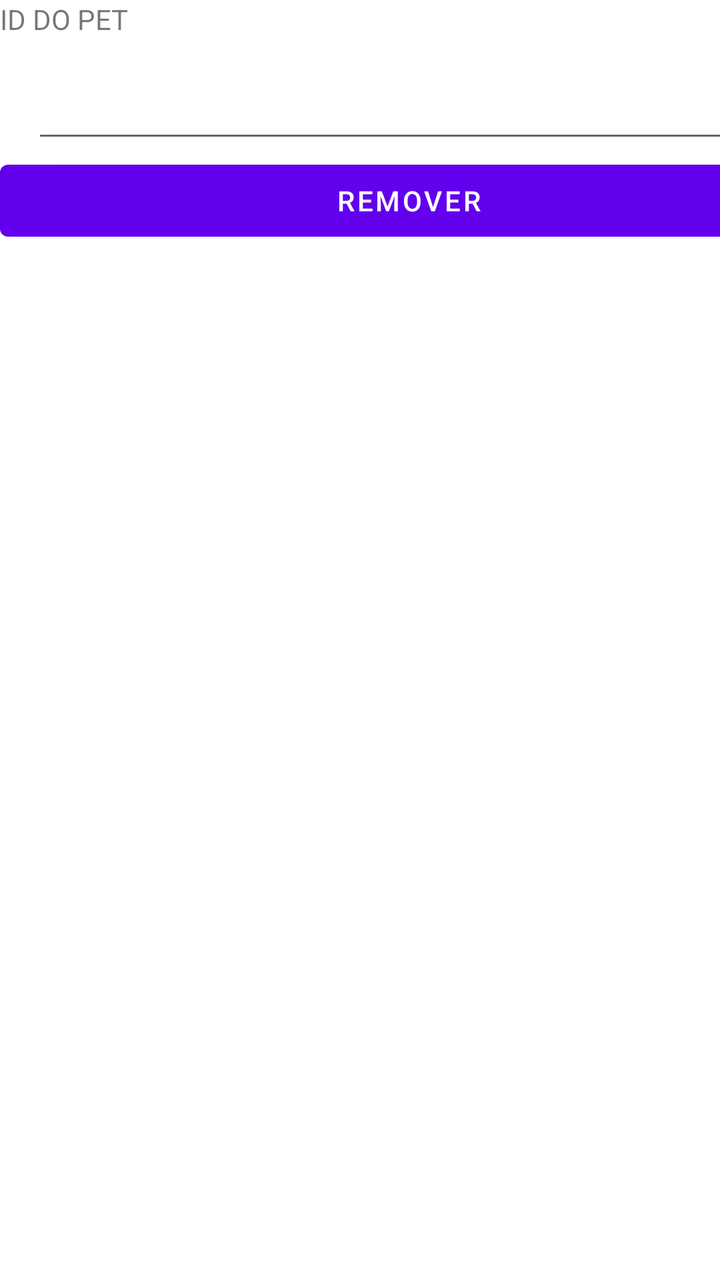
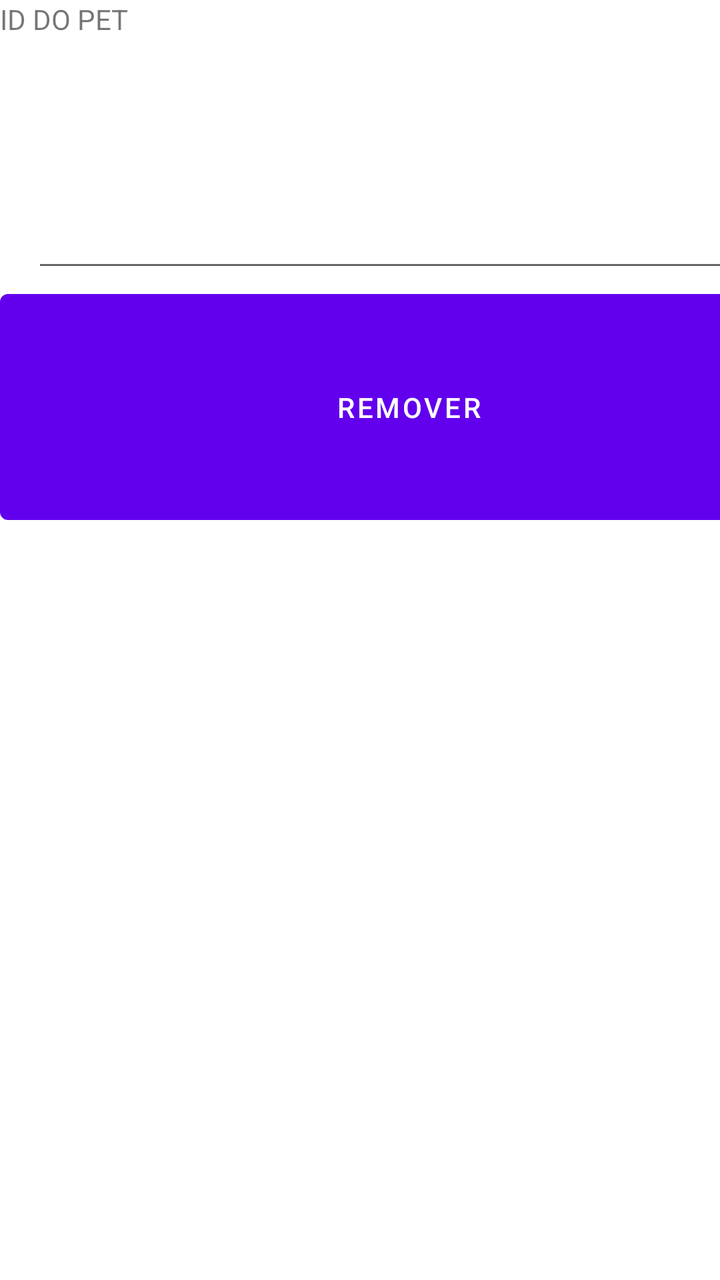

Two renders of the same Android screen: before a commit and after it. Below are the layout's source before the change and the commit's diff.
<!-- AndroidManifest.xml: application theme Theme.PetApp -->
<!-- res/layout/activity_remover.xml -->
<?xml version="1.0" encoding="utf-8"?>
<androidx.constraintlayout.widget.ConstraintLayout xmlns:android="http://schemas.android.com/apk/res/android"
    xmlns:app="http://schemas.android.com/apk/res-auto"
    xmlns:tools="http://schemas.android.com/tools"
    android:id="@+id/main"
    android:layout_width="match_parent"
    android:layout_height="match_parent"
    tools:context=".RemoverActivity">

    <LinearLayout
        android:layout_width="409dp"
        android:layout_height="729dp"
        android:orientation="vertical"
        tools:layout_editor_absoluteX="1dp"
        tools:layout_editor_absoluteY="1dp">

        <TextView
            android:id="@+id/textView3"
            android:layout_width="match_parent"
            android:layout_height="wrap_content"
            android:text="ID DO PET" />

        <EditText
            android:id="@+id/editTextIdPet"
            android:layout_width="match_parent"
            android:layout_height="wrap_content"
            android:layout_marginStart="16dp"
            android:layout_marginLeft="16dp"
            android:layout_marginTop="16dp"
            android:ems="10"
            android:inputType="text"
            app:layout_constraintStart_toStartOf="parent"
            app:layout_constraintTop_toTopOf="parent" />

        <Button
            android:id="@+id/button6"
            android:layout_width="match_parent"
            android:layout_height="wrap_content"
            android:onClick="remover"
            android:text="Remover" />
    </LinearLayout>
</androidx.constraintlayout.widget.ConstraintLayout>
<!-- resources referenced by this layout -->
<resources>
  <style name="Theme.PetApp" parent="Theme.MaterialComponents.DayNight.DarkActionBar">
          
          <item name="colorPrimary">@color/purple_500</item>
          <item name="colorPrimaryVariant">@color/purple_700</item>
          <item name="colorOnPrimary">@color/white</item>
          
          <item name="colorSecondary">@color/teal_200</item>
          <item name="colorSecondaryVariant">@color/teal_700</item>
          <item name="colorOnSecondary">@color/black</item>
          
          <item name="android:statusBarColor">?attr/colorPrimaryVariant</item>
          
      </style>
  <color name="purple_500">#FF6200EE</color>
  <color name="purple_700">#FF3700B3</color>
  <color name="white">#FFFFFFFF</color>
  <color name="teal_200">#FF03DAC5</color>
  <color name="teal_700">#FF018786</color>
  <color name="black">#FF000000</color>
</resources>

<!-- the commit's change to res/layout/activity_remover.xml (unified diff, before → after) -->
@@ -23,7 +23,7 @@
         <EditText
             android:id="@+id/editTextIdPet"
             android:layout_width="match_parent"
-            android:layout_height="wrap_content"
+            android:layout_height="106dp"
             android:layout_marginStart="16dp"
             android:layout_marginLeft="16dp"
             android:layout_marginTop="16dp"
@@ -35,7 +35,7 @@
         <Button
             android:id="@+id/button6"
             android:layout_width="match_parent"
-            android:layout_height="wrap_content"
+            android:layout_height="125dp"
             android:onClick="remover"
             android:text="Remover" />
     </LinearLayout>
